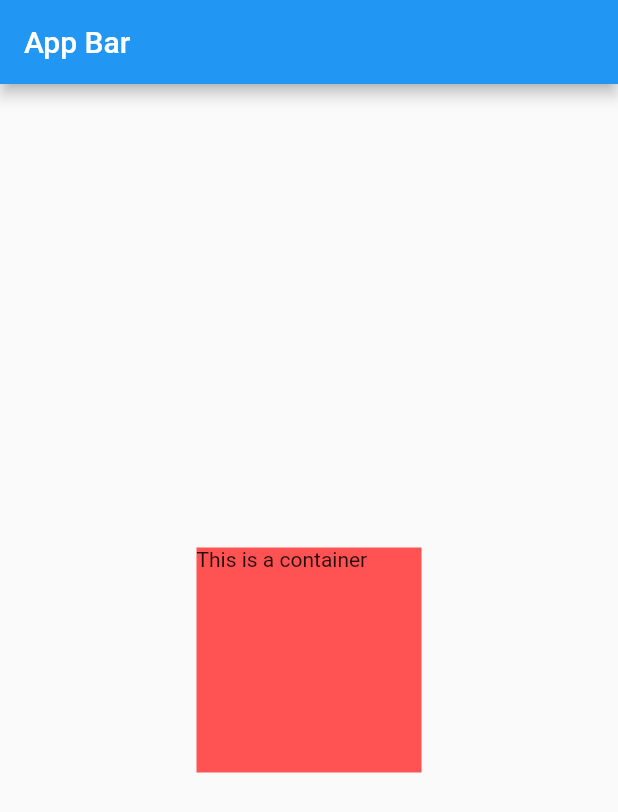
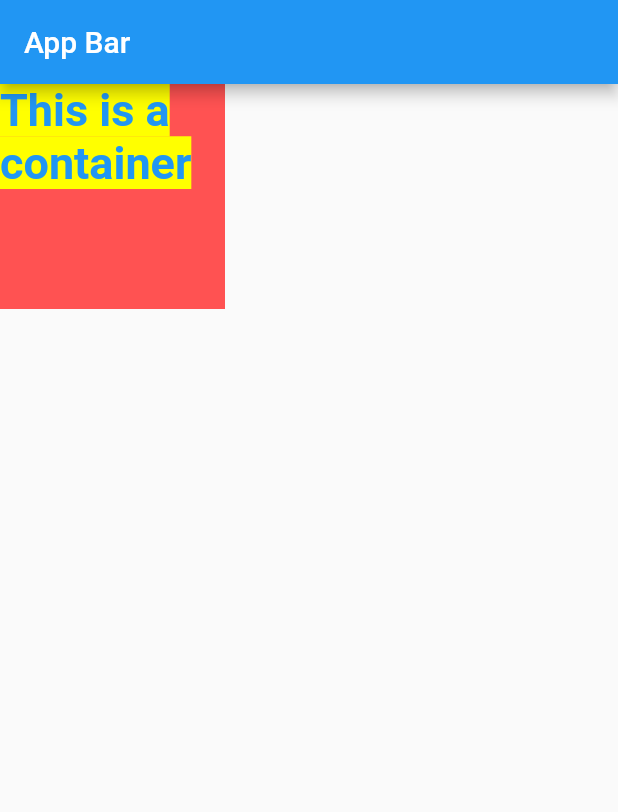
Before and after one commit to divyakumari12/fitorbit_app, a Flutter app: the screen it shows after launch, on a phone screen of 412 x 824 dp. Shown: the top 812 px of the screen. Run offline on Flutter 3.47's test engine with Material 2 defaults, Android fonts, the phone set to English and light mode, and no system bars.

Commit message:
texts and styles

```diff
--- a/demo_app/lib/main.dart
+++ b/demo_app/lib/main.dart
@@ -1,3 +1,5 @@
+import 'dart:ui';
+
 import 'package:flutter/material.dart';
 
 void main() {
@@ -39,15 +41,21 @@ class _MyHomePageState extends State<MyHomePage> {
         // the App.build method, and use it to set our appbar title.
         title: Text("App Bar"),
       ),
-      body: Center(
-        child: SafeArea(
+      body: SafeArea(
         child: Container(
           height: 150,
           width: 150,
           color: Colors.redAccent,
-            child: Text("This is a container"),
+          child: Text(
+            "This is a container",
+            style: TextStyle(
+              color: Colors.blue,
+              fontSize: 30,
+              fontWeight: FontWeight.bold,
+              backgroundColor: Colors.yellowAccent,
+            ),
+            ),
           )
-          ),
         ),
       );
   }
```
Lines whose indentation alone changed are shown as unchanged.
